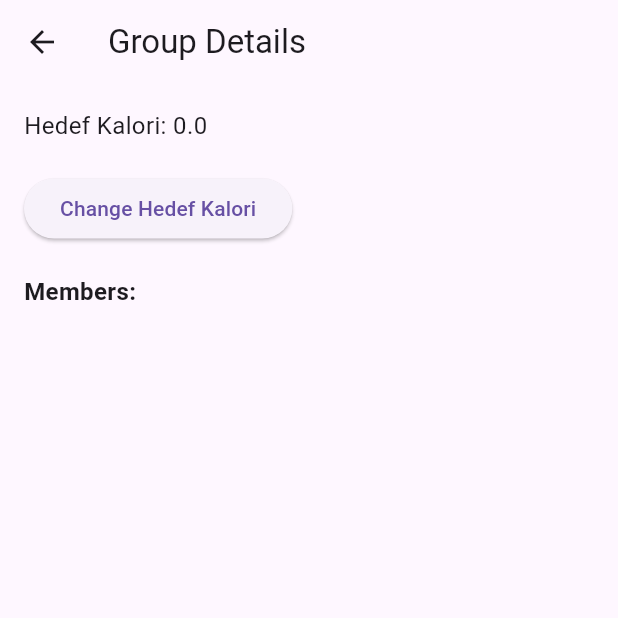
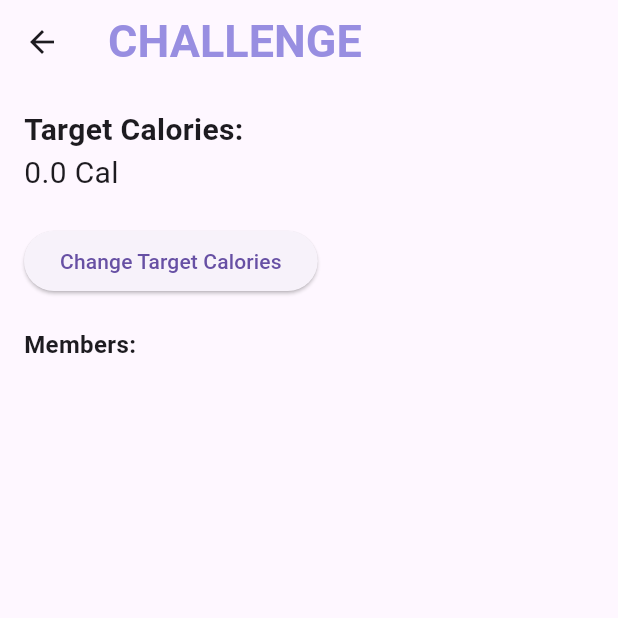
Before and after one commit to ozbekb/yulaf_, a Flutter app: the GroupDetailsScreen screen opened directly with empty values, on a phone screen of 412 x 824 dp, the top half of it. Run offline on Flutter 3.47's test engine with Material 3 defaults, Android fonts, the phone set to English and light mode, and no system bars; our stand-ins replace cloud_firestore, dropdown_search, firebase_auth, firebase_core, firebase_storage, fl_chart and 7 more; missing offline and left inert: dialogflow_grpc; accounts and stored records are empty; network calls fail; project files that could hold a hidden picture were left out.

Commit message:
new change

```diff
--- a/lib/main.dart
+++ b/lib/main.dart
@@ -3,6 +3,7 @@ import 'package:flutter/material.dart';
 import 'package:social_wall/auth/auth.dart';
 import 'package:provider/provider.dart';
 import 'package:social_wall/pages/challenge_option.dart';
+import 'package:social_wall/pages/group_list_page.dart';
 import './models/database_provider.dart';
 // screens
 import './screens/category_screen.dart';
@@ -59,6 +60,7 @@ class MyApp extends StatelessWidget {
           "calorie": (context) => CategoryScreen(),
           "dialog": (context) => DialogFlow(),
           "recipe": (context) => RecipeScreen(),
+          "challenge_option": (context) => GroupListScreen(),
           //ExpenseScreen.name: (_) => const ExpenseScreen(),
           //AllExpenses.name: (_) => const AllExpenses(),
         },
--- a/lib/pages/challenge_option.dart
+++ b/lib/pages/challenge_option.dart
@@ -129,23 +129,40 @@ class _GroupDetailsScreenState extends State<GroupDetailsScreen> {
   Widget build(BuildContext context) {
     return Scaffold(
         appBar: AppBar(
-          title: Text('Group Details'),
+          title: const Text(
+            "CHALLENGE",
+            style: TextStyle(
+              color: Color.fromARGB(255, 152, 142, 225),
+              fontSize: 30,
+              fontWeight: FontWeight.bold,
+            ),
+          ),
         ),
         body: Padding(
           padding: const EdgeInsets.all(16.0),
           child: Column(
             crossAxisAlignment: CrossAxisAlignment.start,
             children: [
+              const Text(
+                'Target Calories:',
+                style: TextStyle(
+                  fontSize: 20, // Adjust the font size as needed
+                  fontWeight: FontWeight.bold, // Add bold for emphasis
+                  // Change the color to a color of your choice
+                ),
+              ),
               Text(
-                'Hedef Kalori: $hedefKalori',
-                style: TextStyle(fontSize: 16),
+                '${hedefKalori} Cal',
+                style: TextStyle(
+                  fontSize: 20,
+                ),
               ),
               SizedBox(height: 20),
               ElevatedButton(
                 onPressed: () {
                   showHedefKaloriDialog();
                 },
-                child: const Text('Change Hedef Kalori'),
+                child: const Text('Change Target Calories'),
               ),
               const SizedBox(height: 20),
               const Text(
@@ -207,13 +224,13 @@ class _GroupDetailsScreenState extends State<GroupDetailsScreen> {
       context: context,
       builder: (context) {
         return AlertDialog(
-          title: Text('Change Hedef Kalori'),
+          title: Text('Change Target Calories'),
           content: TextField(
             keyboardType: TextInputType.number,
             onChanged: (value) {
               newHedefKalori = double.parse(value);
             },
-            decoration: InputDecoration(labelText: 'New Hedef Kalori'),
+            decoration: InputDecoration(labelText: 'New Target Calories'),
           ),
           actions: [
             TextButton(
--- a/lib/pages/friend_list_screen.dart
+++ b/lib/pages/friend_list_screen.dart
@@ -40,7 +40,7 @@ class _FriendListScreenState extends State<FriendListScreen> {
         child: Column(
           children: [
             TopNavigationCustom(
-              leftIcon: Icons.arrow_back,
+              leftIcon: null,
               mainText: "FRIENDS",
               rightIcon: Icons.person_add_alt_1,
               isSmall: true,
--- a/lib/widgets/user_card.dart
+++ b/lib/widgets/user_card.dart
@@ -99,7 +99,10 @@ class UserCardCustom extends StatelessWidget {
                 ),
               ),
             ),
-            const CircleAvatar(),
+            const CircleAvatar(
+              backgroundColor: Colors.white,
+              child: Icon(Icons.chat),
+            ),
           ],
         ),
       ),
```
Also changed, not shown: lib/components/drawer.dart (+26 -26 lines), lib/pages/mainPage.dart (+5 -3 lines), lib/pages/search_page_group.dart (+66 -10 lines).
